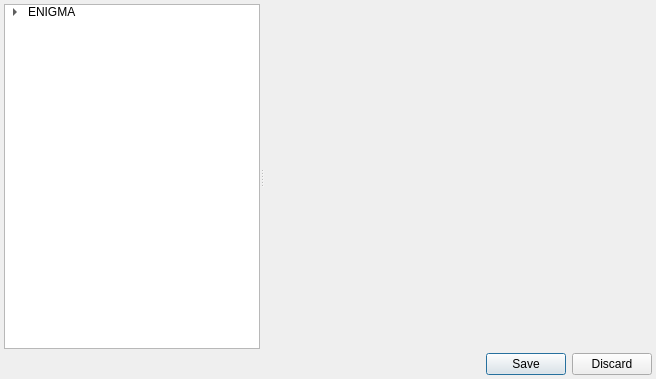
Old version of the form Editors/SettingsEditor.ui in the repository enigma-dev/RadialGM.
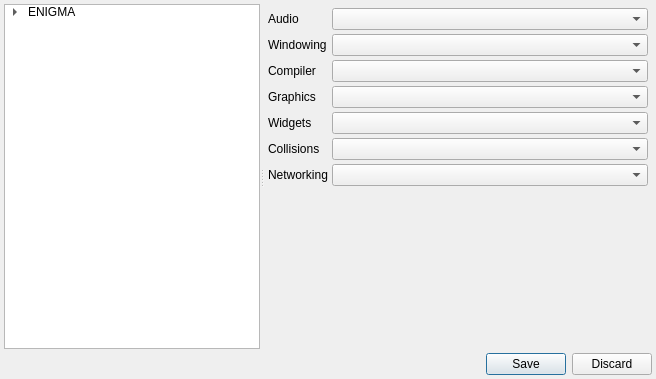
New version of the form. Icons and pictures are not drawn.

Commit message: hook up settings editor & declarative design api selections

```diff
--- a/Editors/SettingsEditor.ui
+++ b/Editors/SettingsEditor.ui
@@ -87,6 +87,101 @@
         <verstretch>0</verstretch>
        </sizepolicy>
       </property>
+      <widget class="QWidget" name="API">
+       <layout class="QFormLayout" name="formLayout">
+        <property name="labelAlignment">
+         <set>Qt::AlignLeading|Qt::AlignLeft|Qt::AlignVCenter</set>
+        </property>
+        <property name="horizontalSpacing">
+         <number>4</number>
+        </property>
+        <property name="verticalSpacing">
+         <number>4</number>
+        </property>
+        <property name="leftMargin">
+         <number>4</number>
+        </property>
+        <property name="topMargin">
+         <number>4</number>
+        </property>
+        <property name="rightMargin">
+         <number>4</number>
+        </property>
+        <property name="bottomMargin">
+         <number>4</number>
+        </property>
+        <item row="0" column="0">
+         <widget class="QLabel" name="audioLabel">
+          <property name="text">
+           <string>Audio</string>
+          </property>
+         </widget>
+        </item>
+        <item row="1" column="0">
+         <widget class="QLabel" name="windowingLabel">
+          <property name="text">
+           <string>Windowing</string>
+          </property>
+         </widget>
+        </item>
+        <item row="2" column="0">
+         <widget class="QLabel" name="compilerLabel">
+          <property name="text">
+           <string>Compiler</string>
+          </property>
+         </widget>
+        </item>
+        <item row="3" column="0">
+         <widget class="QLabel" name="graphicsLabel">
+          <property name="text">
+           <string>Graphics</string>
+          </property>
+         </widget>
+        </item>
+        <item row="4" column="0">
+         <widget class="QLabel" name="widgetsLabel">
+          <property name="text">
+           <string>Widgets</string>
+          </property>
+         </widget>
+        </item>
+        <item row="5" column="0">
+         <widget class="QLabel" name="collisionsLabel">
+          <property name="text">
+           <string>Collisions</string>
+          </property>
+         </widget>
+        </item>
+        <item row="6" column="0">
+         <widget class="QLabel" name="networkingLabel">
+          <property name="text">
+           <string>Networking</string>
+          </property>
+         </widget>
+        </item>
+        <item row="0" column="1">
+         <widget class="QComboBox" name="comboBox"/>
+        </item>
+        <item row="1" column="1">
+         <widget class="QComboBox" name="comboBox_2"/>
+        </item>
+        <item row="2" column="1">
+         <widget class="QComboBox" name="comboBox_3"/>
+        </item>
+        <item row="3" column="1">
+         <widget class="QComboBox" name="comboBox_4"/>
+        </item>
+        <item row="4" column="1">
+         <widget class="QComboBox" name="comboBox_5"/>
+        </item>
+        <item row="5" column="1">
+         <widget class="QComboBox" name="comboBox_6"/>
+        </item>
+        <item row="6" column="1">
+         <widget class="QComboBox" name="comboBox_7"/>
+        </item>
+       </layout>
+      </widget>
      </widget>
     </widget>
    </item>
```
The commit also changes 2 other files.
